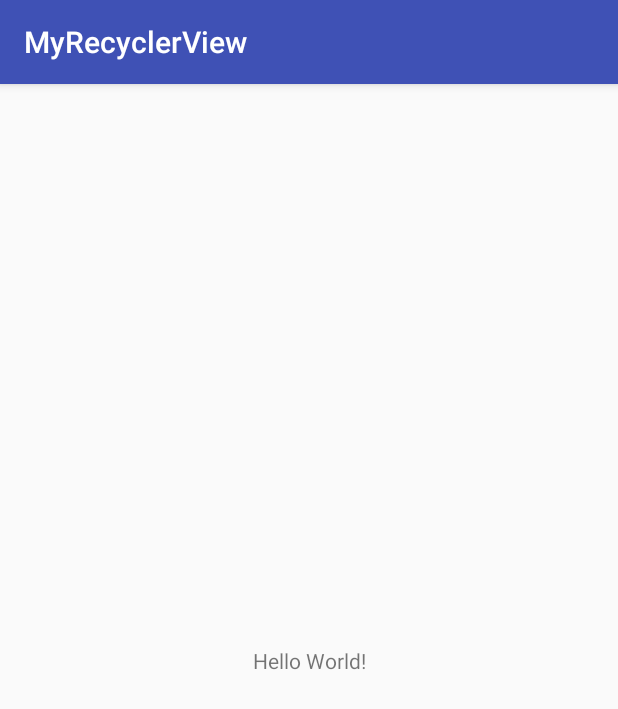
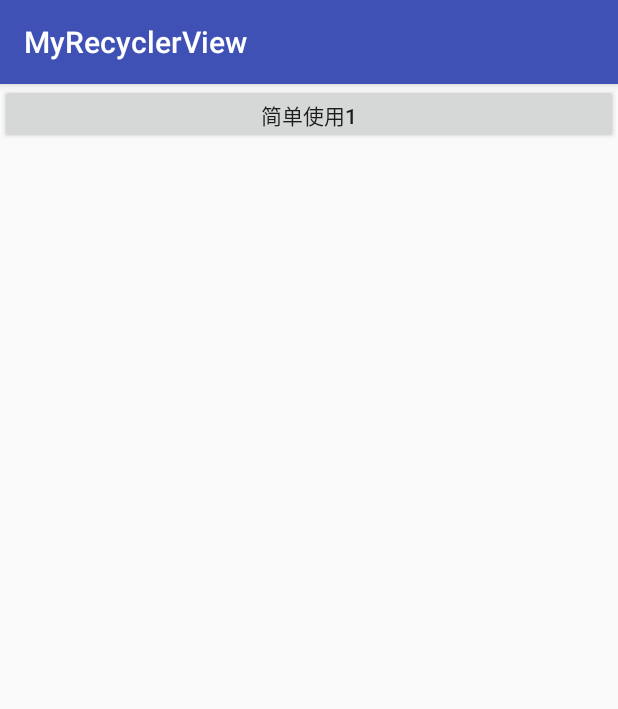
Before and after one commit to android99wj/MyRecyclerView, an Android app: the screen it shows after launch (MainActivity), on a phone screen of 412 x 824 dp. Shown: the top 709 px of the screen. Run offline under Robolectric (Android 15) with nearby library versions, the phone set to English and light mode, and no system bars; our stand-ins replace ButterKnife.

Commit message:
创建简单使用界面-拓展ListView相同功能

```diff
--- a/app/src/main/AndroidManifest.xml
+++ b/app/src/main/AndroidManifest.xml
@@ -9,13 +9,14 @@
       android:roundIcon="@mipmap/ic_launcher_round"
       android:supportsRtl="true"
       android:theme="@style/AppTheme">
-    <activity android:name=".MainActivity">
+    <activity android:name=".activity.MainActivity">
       <intent-filter>
         <action android:name="android.intent.action.MAIN"/>
 
         <category android:name="android.intent.category.LAUNCHER"/>
       </intent-filter>
     </activity>
+    <activity android:name=".activity.SimpleUseOneActivity"/>
   </application>
 
 </manifest>
--- /dev/null
+++ b/app/src/main/java/com/wj/recyclerview/activity/MainActivity.java
@@ -0,0 +1,38 @@
+package com.wj.recyclerview.activity;
+
+import android.content.Context;
+import android.content.Intent;
+import android.os.Bundle;
+import android.support.v7.app.AppCompatActivity;
+import android.widget.Button;
+import butterknife.ButterKnife;
+import butterknife.InjectView;
+import butterknife.OnClick;
+import com.wj.recyclerview.R;
+
+public class MainActivity extends AppCompatActivity {
+
+  @InjectView(R.id.main_simple_user1)
+  Button mainSimpleUser1;
+
+  private Context context;
+
+  @Override
+  protected void onCreate(Bundle savedInstanceState) {
+    super.onCreate(savedInstanceState);
+    setContentView(R.layout.activity_main);
+    ButterKnife.inject(this);
+    initView();
+  }
+
+  private void initView() {
+    context = this;
+  }
+
+  @OnClick(R.id.main_simple_user1)
+  public void onViewClicked() {
+    //跳转到简单使用界面
+    Intent intent = new Intent(context, SimpleUseOneActivity.class);
+    startActivity(intent);
+  }
+}
--- a/app/src/main/res/layout/activity_main.xml
+++ b/app/src/main/res/layout/activity_main.xml
@@ -1,21 +1,13 @@
 <?xml version="1.0" encoding="utf-8"?>
-<android.support.constraint.ConstraintLayout
+<LinearLayout
     xmlns:android="http://schemas.android.com/apk/res/android"
-    xmlns:app="http://schemas.android.com/apk/res-auto"
-    xmlns:tools="http://schemas.android.com/tools"
     android:layout_width="match_parent"
     android:layout_height="match_parent"
-    tools:context="com.wj.recyclerview.MainActivity"
     >
-
-  <TextView
-      android:layout_width="wrap_content"
-      android:layout_height="wrap_content"
-      android:text="Hello World!"
-      app:layout_constraintBottom_toBottomOf="parent"
-      app:layout_constraintLeft_toLeftOf="parent"
-      app:layout_constraintRight_toRightOf="parent"
-      app:layout_constraintTop_toTopOf="parent"
+  <Button
+      android:id="@+id/main_simple_user1"
+      android:layout_width="match_parent"
+      android:layout_height="40dp"
+      android:text="简单使用1"
       />
-
-</android.support.constraint.ConstraintLayout>
+</LinearLayout>
```
Also changed, not shown: app/build.gradle (+17 -5 lines), app/src/main/java/com/wj/recyclerview/MainActivity.java (deleted, +0 -13 lines), app/src/main/java/com/wj/recyclerview/activity/SimpleUseOneActivity.java (added, +56 -0 lines), app/src/main/java/com/wj/recyclerview/adapter/SimpleUseAdapter.java (added, +60 -0 lines), app/src/main/res/drawable/shape_item_divider.xml (added, +13 -0 lines), app/src/main/res/layout/activity_simple_use1.xml (added, +12 -0 lines), app/src/main/res/layout/item_simple_use.xml (added, +14 -0 lines).
